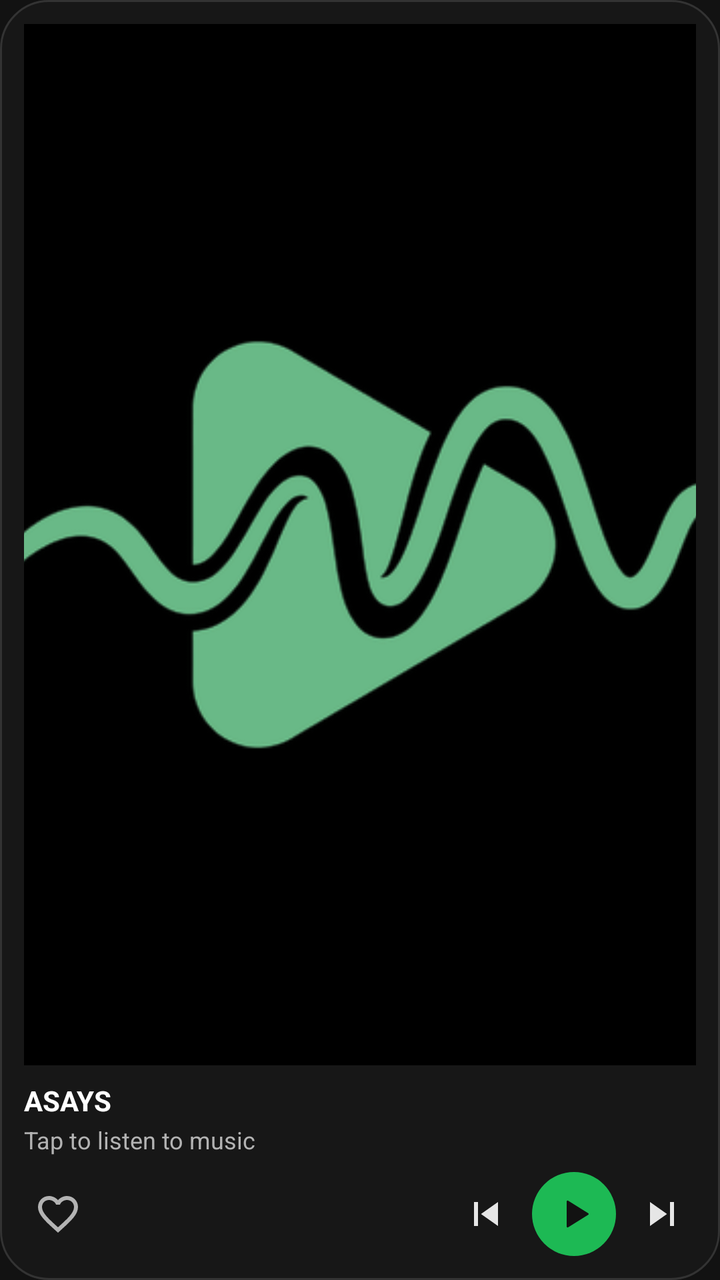
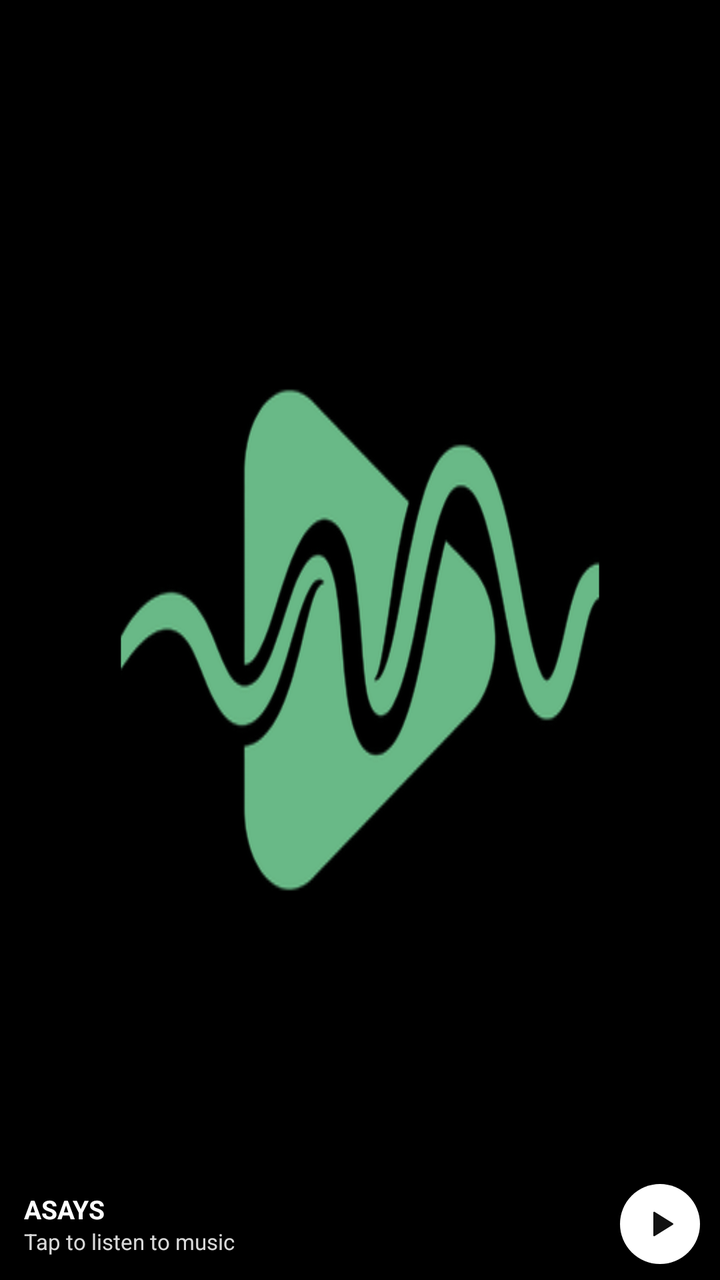

Screens rendered from an Android XML layout before and after an edit, with the pre-edit source and the edit as a unified diff.
<!-- AndroidManifest.xml: application theme Theme.Naviify -->
<!-- res/layout/widget_now_playing_card.xml -->
<?xml version="1.0" encoding="utf-8"?>
<LinearLayout xmlns:android="http://schemas.android.com/apk/res/android"
    android:id="@+id/widget_card_root"
    android:layout_width="match_parent"
    android:layout_height="match_parent"
    android:background="@drawable/widget_bg_card"
    android:orientation="vertical"
    android:padding="12dp">

    
    <ImageView
        android:id="@+id/widget_card_art"
        android:layout_width="match_parent"
        android:layout_height="0dp"
        android:layout_weight="1"
        android:scaleType="centerCrop"
        android:src="@drawable/app_logo"
        android:contentDescription="@string/widget_artwork" />

    
    <TextView
        android:id="@+id/widget_card_title"
        android:layout_width="match_parent"
        android:layout_height="wrap_content"
        android:layout_marginTop="8dp"
        android:text="@string/widget_default_title"
        android:textColor="#FFFFFF"
        android:textSize="14sp"
        android:textStyle="bold"
        android:maxLines="1"
        android:singleLine="true"
        android:ellipsize="end" />

    <TextView
        android:id="@+id/widget_card_artist"
        android:layout_width="match_parent"
        android:layout_height="wrap_content"
        android:layout_marginTop="2dp"
        android:text="@string/widget_ready_to_play"
        android:textColor="#B3B3B3"
        android:textSize="12sp"
        android:maxLines="1"
        android:singleLine="true"
        android:ellipsize="end" />

    
    <LinearLayout
        android:layout_width="match_parent"
        android:layout_height="wrap_content"
        android:layout_marginTop="8dp"
        android:orientation="horizontal"
        android:gravity="center_vertical">

        
        <ImageButton
            android:id="@+id/widget_card_btn_favorite"
            android:layout_width="34dp"
            android:layout_height="34dp"
            android:background="@drawable/widget_btn_ripple"
            android:src="@drawable/ic_widget_heart"
            android:scaleType="centerInside"
            android:padding="5dp"
            android:contentDescription="@string/widget_action_favorite" />

        <FrameLayout
            android:layout_width="0dp"
            android:layout_height="1dp"
            android:layout_weight="1" />

        
        <ImageButton
            android:id="@+id/widget_card_btn_prev"
            android:layout_width="34dp"
            android:layout_height="34dp"
            android:background="@drawable/widget_btn_ripple"
            android:src="@drawable/ic_widget_skip_previous"
            android:scaleType="centerInside"
            android:padding="5dp"
            android:contentDescription="@string/widget_action_previous" />

        
        <ImageButton
            android:id="@+id/widget_card_btn_play_pause"
            android:layout_width="42dp"
            android:layout_height="42dp"
            android:layout_marginStart="6dp"
            android:layout_marginEnd="6dp"
            android:background="@drawable/widget_play_btn_bg"
            android:src="@drawable/ic_widget_play"
            android:scaleType="centerInside"
            android:padding="10dp"
            android:contentDescription="@string/widget_action_play" />

        
        <ImageButton
            android:id="@+id/widget_card_btn_next"
            android:layout_width="34dp"
            android:layout_height="34dp"
            android:background="@drawable/widget_btn_ripple"
            android:src="@drawable/ic_widget_skip_next"
            android:scaleType="centerInside"
            android:padding="5dp"
            android:contentDescription="@string/widget_action_next" />
    </LinearLayout>
</LinearLayout>
<!-- resources referenced by this layout -->
<resources>
  <!-- drawable app_logo: png bitmap (drawable, 34695 bytes) -->
  <!-- drawable ic_widget_heart (drawable) -->
  <vector xmlns:android="http://schemas.android.com/apk/res/android"
      android:width="24dp"
      android:height="24dp"
      android:viewportWidth="24"
      android:viewportHeight="24">
      <path
          android:fillColor="#B3B3B3"
          android:pathData="M16.5,3c-1.74,0 -3.41,0.81 -4.5,2.09C10.91,3.81 9.24,3 7.5,3 4.42,3 2,5.42 2,8.5c0,3.78 3.4,6.86 8.55,11.54L12,21.35l1.45,-1.32C18.6,15.36 22,12.28 22,8.5 22,5.42 19.58,3 16.5,3zM12.1,18.55l-0.1,0.1 -0.1,-0.1C7.14,14.24 4,11.39 4,8.5 4,6.5 5.5,5 7.5,5c1.54,0 3.04,0.99 3.57,2.36h1.87C13.46,5.99 14.96,5 16.5,5c2,0 3.5,1.5 3.5,3.5 0,2.89 -3.14,5.74 -7.9,10.05z"/>
  </vector>
  <!-- drawable ic_widget_play (drawable) -->
  <vector xmlns:android="http://schemas.android.com/apk/res/android"
      android:width="24dp"
      android:height="24dp"
      android:viewportWidth="24"
      android:viewportHeight="24">
      <path
          android:fillColor="#121212"
          android:pathData="M8,5.14v13.72a0.5,0.5 0,0 0,0.76 0.42l11,-6.86a0.5,0.5 0,0 0,0 -0.84l-11,-6.86A0.5,0.5 0,0 0,8 5.14z" />
  </vector>
  <!-- drawable ic_widget_skip_next (drawable) -->
  <vector xmlns:android="http://schemas.android.com/apk/res/android"
      android:width="24dp"
      android:height="24dp"
      android:viewportWidth="24"
      android:viewportHeight="24">
      <path
          android:fillColor="#E6E6E6"
          android:pathData="M6,18l8.5,-6L6,6v12zM16,6v12h2V6h-2z" />
  </vector>
  <!-- drawable ic_widget_skip_previous (drawable) -->
  <vector xmlns:android="http://schemas.android.com/apk/res/android"
      android:width="24dp"
      android:height="24dp"
      android:viewportWidth="24"
      android:viewportHeight="24">
      <path
          android:fillColor="#E6E6E6"
          android:pathData="M6,6h2v12H6zm3.5,6l8.5,6V6z" />
  </vector>
  <!-- drawable widget_bg_card (drawable) -->
  <?xml version="1.0" encoding="utf-8"?>
  <shape xmlns:android="http://schemas.android.com/apk/res/android"
      android:shape="rectangle">
      <solid android:color="#F2181818" />
      <corners android:radius="24dp" />
      <stroke android:width="1dp" android:color="#333333" />
  </shape>
  <!-- drawable widget_btn_ripple (drawable) -->
  <?xml version="1.0" encoding="utf-8"?>
  <ripple xmlns:android="http://schemas.android.com/apk/res/android"
      android:color="#33FFFFFF">
      <item>
          <shape android:shape="oval">
              <solid android:color="@android:color/transparent" />
          </shape>
      </item>
      <item android:id="@android:id/mask">
          <shape android:shape="oval">
              <solid android:color="#FFFFFF" />
          </shape>
      </item>
  </ripple>
  <!-- drawable widget_play_btn_bg (drawable) -->
  <?xml version="1.0" encoding="utf-8"?>
  <shape xmlns:android="http://schemas.android.com/apk/res/android"
      android:shape="oval">
      <solid android:color="#1DB954" />
  </shape>
  <string name="widget_action_favorite">Favorite</string>
  <string name="widget_action_next">Next</string>
  <string name="widget_action_play">Play</string>
  <string name="widget_action_previous">Previous</string>
  <string name="widget_artwork">Album Art</string>
  <string name="widget_default_title">ASAYS</string>
  <string name="widget_ready_to_play">Tap to listen to music</string>
  <style name="Theme.Naviify" parent="android:Theme.Material.NoActionBar">
          <item name="android:windowBackground">#121212</item>
          <item name="android:statusBarColor">#121212</item>
          <item name="android:navigationBarColor">#121212</item>
          <item name="android:windowLightStatusBar">false</item>
          <item name="android:windowLightNavigationBar" tools:targetApi="o_mr1">false</item>
      </style>
</resources>

<!-- the commit's change to res/layout/widget_now_playing_card.xml (unified diff, before → after) -->
@@ -1,105 +1,67 @@
 <?xml version="1.0" encoding="utf-8"?>
-<LinearLayout xmlns:android="http://schemas.android.com/apk/res/android"
+<FrameLayout xmlns:android="http://schemas.android.com/apk/res/android"
     android:id="@+id/widget_card_root"
     android:layout_width="match_parent"
-    android:layout_height="match_parent"
-    android:background="@drawable/widget_bg_card"
-    android:orientation="vertical"
-    android:padding="12dp">
+    android:layout_height="match_parent">
 
-    
     <ImageView
         android:id="@+id/widget_card_art"
         android:layout_width="match_parent"
-        android:layout_height="0dp"
-        android:layout_weight="1"
-        android:scaleType="centerCrop"
+        android:layout_height="match_parent"
+        android:scaleType="fitXY"
         android:src="@drawable/app_logo"
         android:contentDescription="@string/widget_artwork" />
 
-    
-    <TextView
-        android:id="@+id/widget_card_title"
-        android:layout_width="match_parent"
-        android:layout_height="wrap_content"
-        android:layout_marginTop="8dp"
-        android:text="@string/widget_default_title"
-        android:textColor="#FFFFFF"
-        android:textSize="14sp"
-        android:textStyle="bold"
-        android:maxLines="1"
-        android:singleLine="true"
-        android:ellipsize="end" />
-
-    <TextView
-        android:id="@+id/widget_card_artist"
-        android:layout_width="match_parent"
-        android:layout_height="wrap_content"
-        android:layout_marginTop="2dp"
-        android:text="@string/widget_ready_to_play"
-        android:textColor="#B3B3B3"
-        android:textSize="12sp"
-        android:maxLines="1"
-        android:singleLine="true"
-        android:ellipsize="end" />
-
-    
     <LinearLayout
         android:layout_width="match_parent"
-        android:layout_height="wrap_content"
-        android:layout_marginTop="8dp"
+        android:layout_height="56dp"
+        android:layout_gravity="bottom"
+        android:background="@drawable/widget_scrim_strip"
         android:orientation="horizontal"
-        android:gravity="center_vertical">
+        android:gravity="center_vertical"
+        android:paddingStart="12dp"
+        android:paddingEnd="10dp">
 
-        
-        <ImageButton
-            android:id="@+id/widget_card_btn_favorite"
-            android:layout_width="34dp"
-            android:layout_height="34dp"
-            android:background="@drawable/widget_btn_ripple"
-            android:src="@drawable/ic_widget_heart"
-            android:scaleType="centerInside"
-            android:padding="5dp"
-            android:contentDescription="@string/widget_action_favorite" />
+        <LinearLayout
+            android:id="@+id/widget_card_open_app_area"
+            android:layout_width="0dp"
+            android:layout_height="wrap_content"
+            android:layout_weight="1"
+            android:orientation="vertical">
 
-        <FrameLayout
-            android:layout_width="0dp"
-            android:layout_height="1dp"
-            android:layout_weight="1" />
+            <TextView
+                android:id="@+id/widget_card_title"
+                android:layout_width="match_parent"
+                android:layout_height="wrap_content"
+                android:text="@string/widget_default_title"
+                android:textColor="#FFFFFF"
+                android:textSize="13sp"
+                android:textStyle="bold"
+                android:maxLines="1"
+                android:singleLine="true"
+                android:ellipsize="end" />
 
-        
-        <ImageButton
-            android:id="@+id/widget_card_btn_prev"
-            android:layout_width="34dp"
-            android:layout_height="34dp"
-            android:background="@drawable/widget_btn_ripple"
-            android:src="@drawable/ic_widget_skip_previous"
-            android:scaleType="centerInside"
-            android:padding="5dp"
-            android:contentDescription="@string/widget_action_previous" />
+            <TextView
+                android:id="@+id/widget_card_artist"
+                android:layout_width="match_parent"
+                android:layout_height="wrap_content"
+                android:text="@string/widget_ready_to_play"
+                android:textColor="#D9FFFFFF"
+                android:textSize="11sp"
+                android:maxLines="1"
+                android:singleLine="true"
+                android:ellipsize="end" />
+        </LinearLayout>
 
-        
         <ImageButton
             android:id="@+id/widget_card_btn_play_pause"
-            android:layout_width="42dp"
-            android:layout_height="42dp"
+            android:layout_width="40dp"
+            android:layout_height="40dp"
             android:layout_marginStart="6dp"
-            android:layout_marginEnd="6dp"
-            android:background="@drawable/widget_play_btn_bg"
+            android:background="@drawable/widget_play_btn_white"
             android:src="@drawable/ic_widget_play"
             android:scaleType="centerInside"
             android:padding="10dp"
             android:contentDescription="@string/widget_action_play" />
-
-        
-        <ImageButton
-            android:id="@+id/widget_card_btn_next"
-            android:layout_width="34dp"
-            android:layout_height="34dp"
-            android:background="@drawable/widget_btn_ripple"
-            android:src="@drawable/ic_widget_skip_next"
-            android:scaleType="centerInside"
-            android:padding="5dp"
-            android:contentDescription="@string/widget_action_next" />
     </LinearLayout>
-</LinearLayout>
+</FrameLayout>
<!-- resource entries referenced after the edit -->
@@ -1,16 +1,6 @@
 <!-- resources referenced by this layout -->
 <resources>
   <!-- drawable app_logo: png bitmap (drawable, 34695 bytes) -->
-  <!-- drawable ic_widget_heart (drawable) -->
-  <vector xmlns:android="http://schemas.android.com/apk/res/android"
-      android:width="24dp"
-      android:height="24dp"
-      android:viewportWidth="24"
-      android:viewportHeight="24">
-      <path
-          android:fillColor="#B3B3B3"
-          android:pathData="M16.5,3c-1.74,0 -3.41,0.81 -4.5,2.09C10.91,3.81 9.24,3 7.5,3 4.42,3 2,5.42 2,8.5c0,3.78 3.4,6.86 8.55,11.54L12,21.35l1.45,-1.32C18.6,15.36 22,12.28 22,8.5 22,5.42 19.58,3 16.5,3zM12.1,18.55l-0.1,0.1 -0.1,-0.1C7.14,14.24 4,11.39 4,8.5 4,6.5 5.5,5 7.5,5c1.54,0 3.04,0.99 3.57,2.36h1.87C13.46,5.99 14.96,5 16.5,5c2,0 3.5,1.5 3.5,3.5 0,2.89 -3.14,5.74 -7.9,10.05z"/>
-  </vector>
   <!-- drawable ic_widget_play (drawable) -->
   <vector xmlns:android="http://schemas.android.com/apk/res/android"
       android:width="24dp"
@@ -21,59 +11,27 @@
           android:fillColor="#121212"
           android:pathData="M8,5.14v13.72a0.5,0.5 0,0 0,0.76 0.42l11,-6.86a0.5,0.5 0,0 0,0 -0.84l-11,-6.86A0.5,0.5 0,0 0,8 5.14z" />
   </vector>
-  <!-- drawable ic_widget_skip_next (drawable) -->
-  <vector xmlns:android="http://schemas.android.com/apk/res/android"
-      android:width="24dp"
-      android:height="24dp"
-      android:viewportWidth="24"
-      android:viewportHeight="24">
-      <path
-          android:fillColor="#E6E6E6"
-          android:pathData="M6,18l8.5,-6L6,6v12zM16,6v12h2V6h-2z" />
-  </vector>
-  <!-- drawable ic_widget_skip_previous (drawable) -->
-  <vector xmlns:android="http://schemas.android.com/apk/res/android"
-      android:width="24dp"
-      android:height="24dp"
-      android:viewportWidth="24"
-      android:viewportHeight="24">
-      <path
-          android:fillColor="#E6E6E6"
-          android:pathData="M6,6h2v12H6zm3.5,6l8.5,6V6z" />
-  </vector>
-  <!-- drawable widget_bg_card (drawable) -->
+  <!-- drawable widget_play_btn_white (drawable) -->
+  <?xml version="1.0" encoding="utf-8"?>
+  <shape xmlns:android="http://schemas.android.com/apk/res/android"
+      android:shape="oval">
+      <solid android:color="#FFFFFFFF" />
+  </shape>
+  <!-- drawable widget_scrim_strip (drawable) -->
   <?xml version="1.0" encoding="utf-8"?>
   <shape xmlns:android="http://schemas.android.com/apk/res/android"
       android:shape="rectangle">
-      <solid android:color="#F2181818" />
-      <corners android:radius="24dp" />
-      <stroke android:width="1dp" android:color="#333333" />
+      <gradient
+          android:angle="90"
+          android:startColor="#E6000000"
+          android:centerColor="#99000000"
+          android:endColor="#00000000"
+          android:type="linear" />
+      <corners
+          android:bottomLeftRadius="16dp"
+          android:bottomRightRadius="16dp" />
   </shape>
-  <!-- drawable widget_btn_ripple (drawable) -->
-  <?xml version="1.0" encoding="utf-8"?>
-  <ripple xmlns:android="http://schemas.android.com/apk/res/android"
-      android:color="#33FFFFFF">
-      <item>
-          <shape android:shape="oval">
-              <solid android:color="@android:color/transparent" />
-          </shape>
-      </item>
-      <item android:id="@android:id/mask">
-          <shape android:shape="oval">
-              <solid android:color="#FFFFFF" />
-          </shape>
-      </item>
-  </ripple>
-  <!-- drawable widget_play_btn_bg (drawable) -->
-  <?xml version="1.0" encoding="utf-8"?>
-  <shape xmlns:android="http://schemas.android.com/apk/res/android"
-      android:shape="oval">
-      <solid android:color="#1DB954" />
-  </shape>
-  <string name="widget_action_favorite">Favorite</string>
-  <string name="widget_action_next">Next</string>
   <string name="widget_action_play">Play</string>
-  <string name="widget_action_previous">Previous</string>
   <string name="widget_artwork">Album Art</string>
   <string name="widget_default_title">ASAYS</string>
   <string name="widget_ready_to_play">Tap to listen to music</string>
